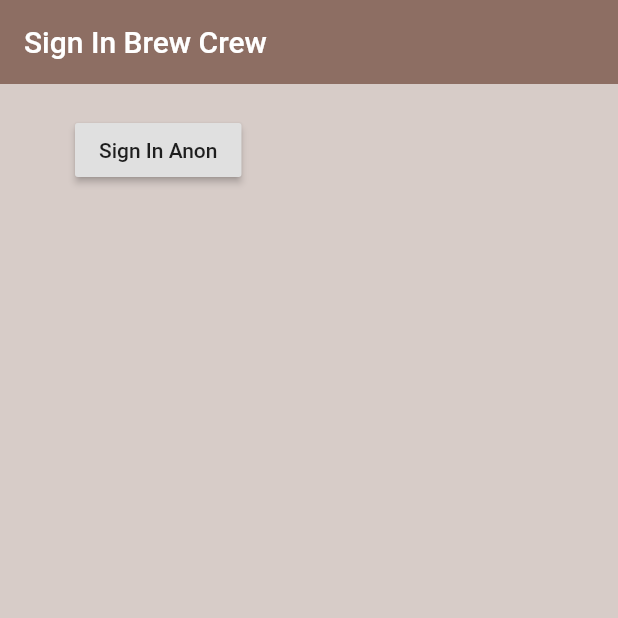
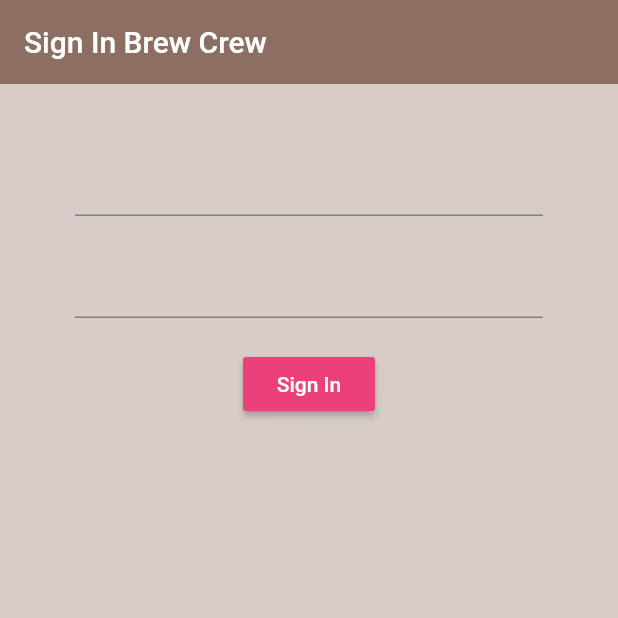
Before and after one commit to JoaoPedroVisconti/FlutterBrewCrew, a Flutter app: the screen it shows after launch, on a phone screen of 412 x 824 dp, the top half of it. Run offline on Flutter 3.47's test engine with Material 2 defaults, Android fonts, the phone set to English and light mode, and no system bars; our stand-ins replace firebase_auth, firebase_core; accounts and stored records are empty.

Commit message:
Sign in form

```diff
--- a/lib/screens/authentication/sign_in.dart
+++ b/lib/screens/authentication/sign_in.dart
@@ -8,6 +8,9 @@ class SignIn extends StatefulWidget {
 
 class _SignInState extends State<SignIn> {
   final AuthService _auth = AuthService();
+
+  String email = '';
+  String password = '';
 
   @override
   Widget build(BuildContext context) {
@@ -20,17 +23,42 @@ class _SignInState extends State<SignIn> {
       ),
       body: Container(
         padding: EdgeInsets.symmetric(vertical: 20, horizontal: 50),
-        child: RaisedButton(
-          child: Text('Sign In Anon'),
-          onPressed: () async {
-            dynamic result = await _auth.signInAnon();
-            if (result == null) {
-              print('Error signing in');
-            } else {
-              print('User sign in');
-              print(result.uid);
-            }
-          },
+        child: Form(
+          child: Column(
+            children: <Widget>[
+              SizedBox(height: 20),
+              TextFormField(
+                onChanged: (val) {
+                  setState(() {
+                    email = val;
+                  });
+                },
+              ),
+              SizedBox(height: 20),
+              TextFormField(
+                obscureText: true,
+                onChanged: (val) {
+                  setState(() {
+                    password = val;
+                  });
+                },
+              ),
+              SizedBox(height: 20),
+              RaisedButton(
+                color: Colors.pink[400],
+                child: Text(
+                  'Sign In',
+                  style: TextStyle(
+                    color: Colors.white,
+                  ),
+                ),
+                onPressed: () async {
+                  print(email);
+                  print(password);
+                },
+              )
+            ],
+          ),
         ),
       ),
     );
```
Also changed, not shown: lib/screens/authentication/register.dart (added, +13 -0 lines), 1 other file.
